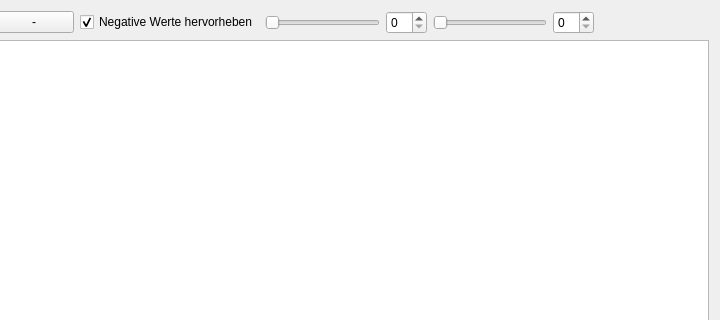
Old version of the form ui/reports/reportGraphicsView.ui in the repository flurl/lagerManager; both pictures show x 103 to 823 and y 0 to 320 of the 823 by 622 pixel window.
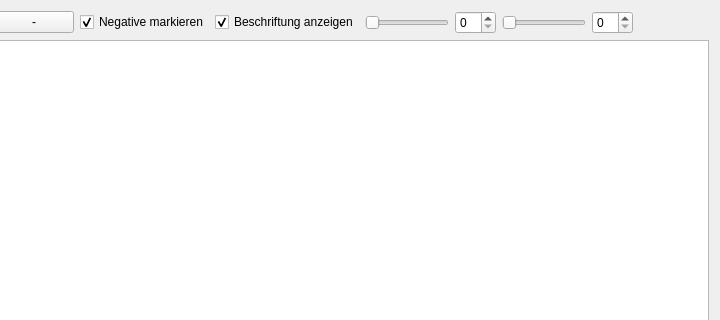
New version of the form.

Commit message: grafische reports um die möglichkeit zur anzeige einer beschriftungsleiste erweitert

Patch:
```diff
--- a/ui/reports/reportGraphicsView.ui
+++ b/ui/reports/reportGraphicsView.ui
@@ -35,7 +35,17 @@
        <item>
         <widget class="QCheckBox" name="checkBox_highlightNegative">
          <property name="text">
-          <string>Negative Werte hervorheben</string>
+          <string>Negative markieren</string>
+         </property>
+         <property name="checked">
+          <bool>true</bool>
+         </property>
+        </widget>
+       </item>
+       <item>
+        <widget class="QCheckBox" name="checkBox_showMarkings">
+         <property name="text">
+          <string>Beschriftung anzeigen</string>
          </property>
          <property name="checked">
           <bool>true</bool>
```
The commit also changes 5 other files.
